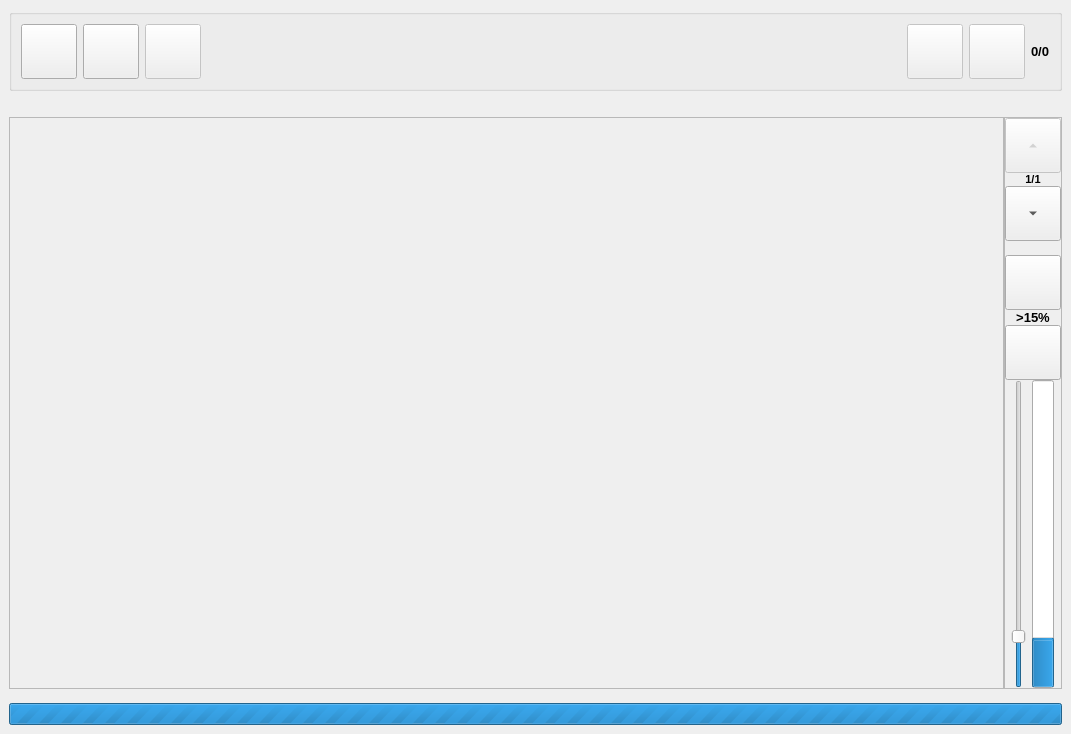
Qt form src/ui/main_ui/ui_main.ui (sclMAX/NsfwScannAndExplorer) before a commit.
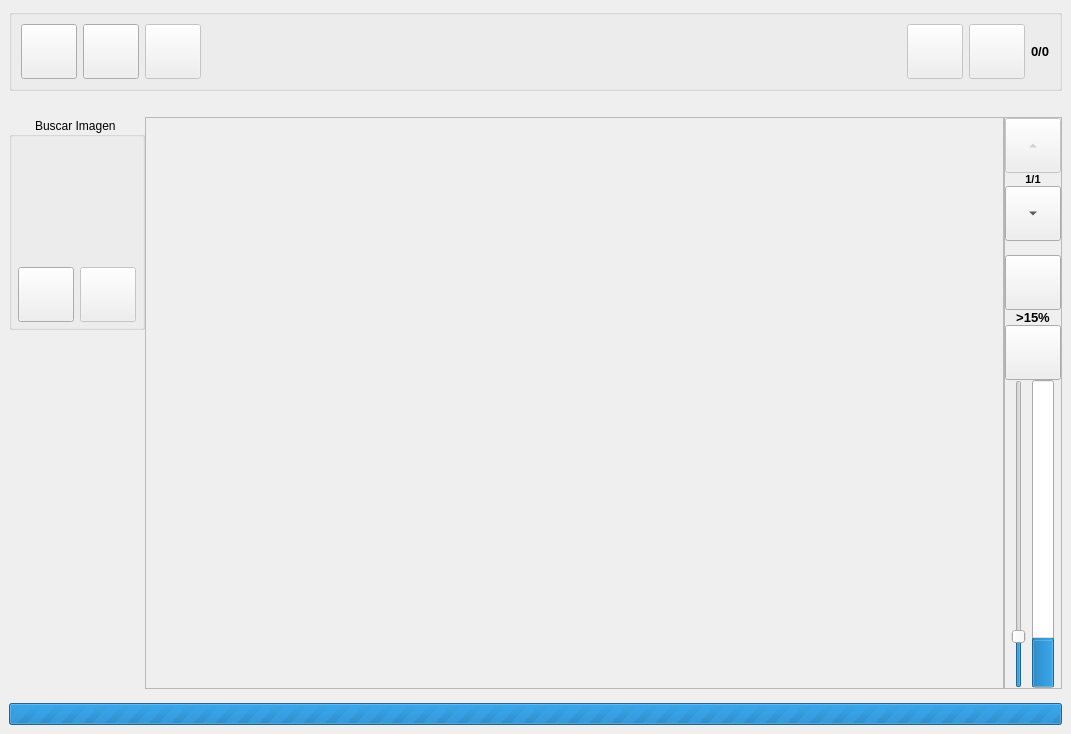
The same form after that commit. Icons and pictures are not drawn.

Commit message: Desarrollo VICSortSim

Patch:
```diff
--- a/src/ui/main_ui/ui_main.ui
+++ b/src/ui/main_ui/ui_main.ui
@@ -202,6 +202,136 @@
         <property name="spacing">
          <number>0</number>
         </property>
+        <item alignment="Qt::AlignTop">
+         <widget class="QGroupBox" name="gbBuscarImagen">
+          <property name="sizePolicy">
+           <sizepolicy hsizetype="Minimum" vsizetype="Preferred">
+            <horstretch>0</horstretch>
+            <verstretch>0</verstretch>
+           </sizepolicy>
+          </property>
+          <property name="minimumSize">
+           <size>
+            <width>100</width>
+            <height>0</height>
+           </size>
+          </property>
+          <property name="maximumSize">
+           <size>
+            <width>148</width>
+            <height>16777215</height>
+           </size>
+          </property>
+          <property name="autoFillBackground">
+           <bool>true</bool>
+          </property>
+          <property name="title">
+           <string>Buscar Imagen </string>
+          </property>
+          <property name="alignment">
+           <set>Qt::AlignCenter</set>
+          </property>
+          <property name="flat">
+           <bool>false</bool>
+          </property>
+          <layout class="QFormLayout" name="formLayout">
+           <property name="sizeConstraint">
+            <enum>QLayout::SetFixedSize</enum>
+           </property>
+           <property name="horizontalSpacing">
+            <number>5</number>
+           </property>
+           <property name="verticalSpacing">
+            <number>5</number>
+           </property>
+           <property name="leftMargin">
+            <number>5</number>
+           </property>
+           <property name="topMargin">
+            <number>5</number>
+           </property>
+           <property name="rightMargin">
+            <number>5</number>
+           </property>
+           <property name="bottomMargin">
+            <number>5</number>
+           </property>
+           <item row="0" column="0">
+            <layout class="QVBoxLayout" name="verticalLayout_6">
+             <item>
+              <widget class="QLabel" name="lblImageToFind">
+               <property name="minimumSize">
+                <size>
+                 <width>120</width>
+                 <height>120</height>
+                </size>
+               </property>
+               <property name="maximumSize">
+                <size>
+                 <width>120</width>
+                 <height>120</height>
+                </size>
+               </property>
+               <property name="text">
+                <string/>
+               </property>
+               <property name="scaledContents">
+                <bool>true</bool>
+               </property>
+              </widget>
+             </item>
+             <item>
+              <layout class="QHBoxLayout" name="horizontalLayout_4">
+               <item>
+                <widget class="QToolButton" name="btnOpenImage">
+                 <property name="toolTip">
+                  <string>&lt;html&gt;&lt;head/&gt;&lt;body&gt;&lt;p&gt;Abrir Imagen a Buscar.&lt;/p&gt;&lt;/body&gt;&lt;/html&gt;</string>
+                 </property>
+                 <property name="text">
+                  <string/>
+                 </property>
+                 <property name="icon">
+                  <iconset resource="../resources.qrc">
+                   <normaloff>:/iconos/open</normaloff>:/iconos/open</iconset>
+                 </property>
+                 <property name="iconSize">
+                  <size>
+                   <width>48</width>
+                   <height>48</height>
+                  </size>
+                 </property>
+                </widget>
+               </item>
+               <item>
+                <widget class="QToolButton" name="btnSortVIC">
+                 <property name="enabled">
+                  <bool>false</bool>
+                 </property>
+                 <property name="toolTip">
+                  <string>&lt;html&gt;&lt;head/&gt;&lt;body&gt;&lt;p&gt;Iniciar Busqueda.&lt;/p&gt;&lt;/body&gt;&lt;/html&gt;</string>
+                 </property>
+                 <property name="text">
+                  <string/>
+                 </property>
+                 <property name="icon">
+                  <iconset resource="../resources.qrc">
+                   <normaloff>:/iconos/view_image</normaloff>:/iconos/view_image</iconset>
+                 </property>
+                 <property name="iconSize">
+                  <size>
+                   <width>48</width>
+                   <height>48</height>
+                  </size>
+                 </property>
+                </widget>
+               </item>
+              </layout>
+             </item>
+            </layout>
+           </item>
+          </layout>
+         </widget>
+        </item>
         <item>
          <widget class="QScrollArea" name="listView">
           <property name="autoFillBackground">
@@ -215,7 +345,7 @@
             <rect>
              <x>0</x>
              <y>0</y>
-             <width>985</width>
+             <width>837</width>
              <height>556</height>
             </rect>
            </property>
```
Left out of the diff: 13 changed lines with no effect on the pictures. The commit also changes 5 other files.
